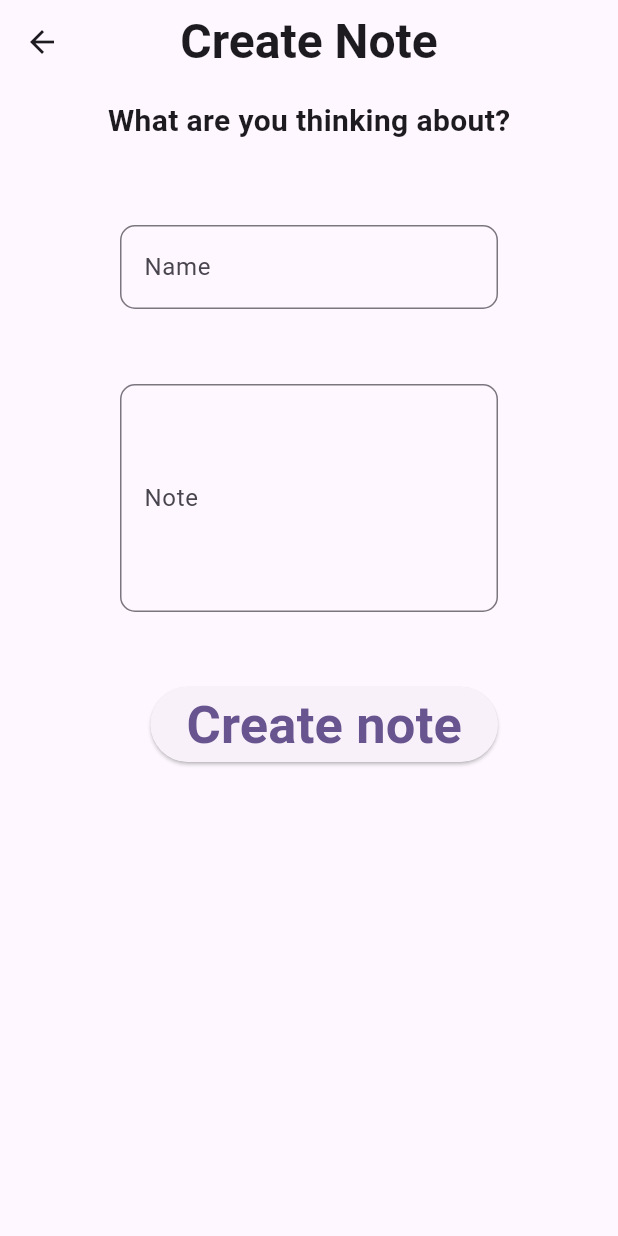
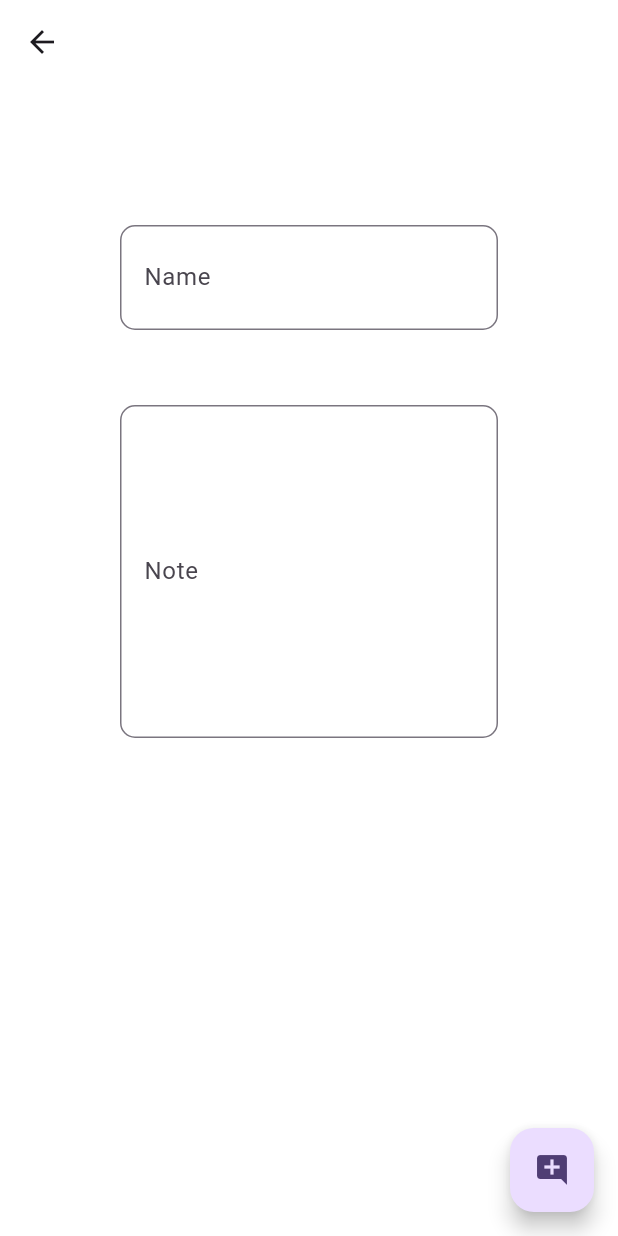
Before and after one commit to ItsAbhinavM/Flutter-NotesApp, a Flutter app: the screen it shows after launch, after a tap on the "add" icon, on a phone screen of 412 x 824 dp. Run offline on Flutter 3.47's test engine with Material 3 defaults, Android fonts, the phone set to English and light mode, and no system bars; our stand-ins replace hive, hive_flutter; accounts and stored records are empty.

Commit message:
Completed displayin notes

```diff
--- a/lib/pages/editPage.dart
+++ b/lib/pages/editPage.dart
@@ -1,6 +1,7 @@
 import 'package:flutter/material.dart';
 //import 'package:flutter_svg/svg.dart';
 import 'package:hive_flutter/adapters.dart';
+import 'package:notetwo/pages/pageData.dart';
 
 class editPage extends StatefulWidget {
   const editPage({super.key});
@@ -12,25 +13,54 @@ class editPage extends StatefulWidget {
 class _editPageState extends State<editPage> {
   final TextEditingController _nameController = TextEditingController();
   final TextEditingController _noteController = TextEditingController();
+  List<Map<String, dynamic>> _items = [];
+
+  late List<pageData> _pageData = [
+    pageData(
+        nameController: _nameController.text,
+        noteController: _noteController.text)
+  ];
 
   final _noteBox = Hive.box("Note_box");
+  void initState() {
+    super.initState();
+    _refreshItems();
+  }
+
+  void _refreshItems() {
+    final data = _noteBox.keys.map((key) {
+      final item = _noteBox.get(key);
+      return {"key": key, "name": item['name'], "note": item['note']};
+    }).toList();
+
+    setState(() {
+      _items = data.reversed.toList();
+      print(_items.length);
+    });
+  }
 
   Future<void> _createNote(Map<String, dynamic> newItem) async {
     await _noteBox.add(newItem);
+    _refreshItems();
     print("Amount of data is ${_noteBox.length}");
   }
 
   @override
   Widget build(BuildContext context) {
     return Scaffold(
-        appBar: AppBar(
-          title: Text(
-            "Create Note",
-            style: TextStyle(fontSize: 32, fontWeight: FontWeight.w600),
-          ),
-          centerTitle: true,
-        ),
-        body: Padding(
+        backgroundColor: Colors.transparent,
+        appBar: appBar(),
+        floatingActionButton: FloatingActionButton(
+            onPressed: () {
+              _createNote(
+                  {"name": _nameController.text, "note": _noteController.text});
+              Navigator.pop(context);
+            },
+            child: Icon(Icons.add_comment)),
+        body: Container(
+          height: MediaQuery.of(context).size.height,
+          color: Colors.transparent,
+          child: Padding(
             padding: const EdgeInsets.symmetric(vertical: 10, horizontal: 30),
             child: Column(
               children: [
@@ -39,7 +69,10 @@ class _editPageState extends State<editPage> {
                   child: Center(
                     child: Text(
                       'What are you thinking about?',
-                    style: TextStyle(fontSize: 20, fontWeight: FontWeight.bold),
+                      style: TextStyle(
+                          fontSize: 20,
+                          color: Colors.white,
+                          fontWeight: FontWeight.w800),
                     ),
                   ),
                 ),
@@ -54,6 +87,8 @@ class _editPageState extends State<editPage> {
                     crossAxisAlignment: CrossAxisAlignment.end,
                     children: [
                       TextFormField(
+                        style:
+                            TextStyle(color: Colors.deepPurple, fontSize: 25),
                         controller: _nameController,
                         decoration: InputDecoration(
                             hintText: "Enter name",
@@ -71,6 +106,8 @@ class _editPageState extends State<editPage> {
                         height: 50,
                       ),
                       TextFormField(
+                        style:
+                            TextStyle(color: Colors.deepPurple, fontSize: 25),
                         controller: _noteController,
                         keyboardType: TextInputType.multiline,
                         maxLines: 5,
@@ -79,8 +116,8 @@ class _editPageState extends State<editPage> {
                             labelText: "Note",
                             border: OutlineInputBorder(
                                 borderSide: BorderSide(
-                                color: Colors.black,
-                                width: 5,
+                                  color: Colors.green,
+                                  width: 20,
                                 ),
                                 borderRadius: BorderRadius.all(
                                   Radius.circular(10.0),
@@ -90,25 +127,24 @@ class _editPageState extends State<editPage> {
                         height: 50,
                       ),
                       // place an image here
-                    ElevatedButton(
-                      onPressed: () {
-                        _createNote({
-                          "name": _nameController.text,
-                          "note": _noteController.text
-                        });
-                        Navigator.pop(context);
-                      },
-                      child: Text(
-                        "Create note",
-                        style: TextStyle(
-                            fontSize: 35, fontWeight: FontWeight.w600),
-                      ),
-                    )
                     ],
                   ),
                 )
               ],
             ),
+          ),
         ));
   }
+
+  AppBar appBar() {
+    return AppBar(
+      backgroundColor: Colors.transparent,
+      title: Text(
+        "Create New",
+        style: TextStyle(
+            fontSize: 32, color: Colors.white, fontWeight: FontWeight.w800),
+      ),
+      centerTitle: true,
+    );
   }
+}
--- a/lib/pages/homepage.dart
+++ b/lib/pages/homepage.dart
@@ -1,6 +1,7 @@
 import 'package:flutter/material.dart';
 import 'package:hive/hive.dart';
 import 'package:notetwo/pages/editPage.dart';
+import 'package:notetwo/pages/pageData.dart';
 
 class HomePage extends StatefulWidget {
   const HomePage({super.key});
@@ -10,25 +11,64 @@ class HomePage extends StatefulWidget {
 }
 
 class _HomePageState extends State<HomePage> {
+  //final List<pageData> _pageData = [];
   //for displaying the note
   List<Map<String, dynamic>> _items = [];
   final _noteBox = Hive.box("Note_box");
 
-  Future<void> _createNote(Map<String, dynamic> newItem) async {
+  void initState() {
+    super.initState();
+    _refreshItems();
+  }
+
+  void _refreshItems() {
+    final data = _noteBox.keys.map((key) {
+      final item = _noteBox.get(key);
+      return {"key": key, "name": item['name'], "note": item['note']};
+    }).toList();
+
+    setState(() {
+      _items = data.reversed.toList();
+      print(_items.length);
+    });
+  }
+
+  /*Future<void> _createNote(Map<String, dynamic> newItem) async {
     await _noteBox.add(newItem);
+    _refreshItems();
     print("Amount of data is : ${_noteBox.length}");
-  }
+  }*/
 
   @override
   Widget build(BuildContext context) {
     return Scaffold(
-      appBar: AppBar(
-        title: Text(
-          "hello",
-          style: TextStyle(fontSize: 35, fontWeight: FontWeight.w600),
-        ),
-        centerTitle: true,
-      ),
+      extendBodyBehindAppBar: false,
+      backgroundColor: Colors.black,
+      appBar: appBar(),
+      body: ListView.builder(
+          itemCount: _items.length,
+          itemBuilder: (_, index) {
+            final currenIndex = _items[index];
+            return SizedBox(
+              height: 150,
+              child: Card(
+                color: Colors.blue.shade100,
+                margin: const EdgeInsets.only(left: 30, right: 5, top: 20),
+                elevation: 25,
+                child: ListTile(
+                  title: Text(currenIndex['name']),
+                  subtitle: Text(currenIndex['note']),
+                  trailing: Row(
+                    mainAxisSize: MainAxisSize.min,
+                    children: [
+                      IconButton(
+                          onPressed: null, icon: const Icon(Icons.delete))
+                    ],
+                  ),
+                ),
+              ),
+            );
+          }),
       floatingActionButton: FloatingActionButton(
         onPressed: () {
           Navigator.push(
@@ -38,50 +78,19 @@ class _HomePageState extends State<HomePage> {
       ),
     );
   }
+
+  AppBar appBar() {
+    return AppBar(
+      backgroundColor: Colors.transparent,
+      elevation: 0,
+      title: Text(
+        "Side Brain",
+        style: TextStyle(
+            fontSize: 35,
+            color: Colors.blue.shade100,
+            fontWeight: FontWeight.w600),
+      ),
+      centerTitle: true,
+    );
+  }
 }
-/*showModalBottomSheet(
-              elevation: 5,
-              isScrollControlled: true,
-              context: context,
-              builder: (_) => (Container(
-                    padding: EdgeInsets.only(
-                        bottom: MediaQuery.of(context).viewInsets.bottom,
-                        top: 15,
-                        left: 15,
-                        right: 15),
-                    child: Column(
-                      mainAxisSize: MainAxisSize.min,
-                      crossAxisAlignment: CrossAxisAlignment.end,
-                      children: [
-                        SizedBox(
-                          height: 22,
-                        ),
-                        TextField(
-                          controller: _namecontroller,
-                          decoration: InputDecoration(hintText: 'Enter name'),
-                        ),
-                        SizedBox(
-                          height: 40,
-                        ),
-                        TextField(
-                          controller: _notecontroller,
-                          decoration: InputDecoration(hintText: 'Enter Note'),
-                        ),
-                        SizedBox(
-                          height: 40,
-                        ),
-                        ElevatedButton(
-                            onPressed: () {
-                              _createNote({
-                                "name": _namecontroller.text,
-                                "note": _notecontroller.text
-                              });
-                              _namecontroller.text = '';
-                              _notecontroller.text = '';
-
-                              Navigator.pop(context);
-                            },
-                            child: Text("Create note")),
-                      ],
-                    ),
-                  )));*/
--- a/lib/pages/pageData.dart
+++ b/lib/pages/pageData.dart
@@ -1,6 +1,6 @@
 class pageData {
-  final String _nameController;
-  final String _noteController;
+  final String nameController;
+  final String noteController;
 
-  pageData({required this._nameController, required this._noteController});
+  pageData({required this.nameController, required this.noteController});
 }
```
Lines whose indentation alone changed are shown as unchanged.
